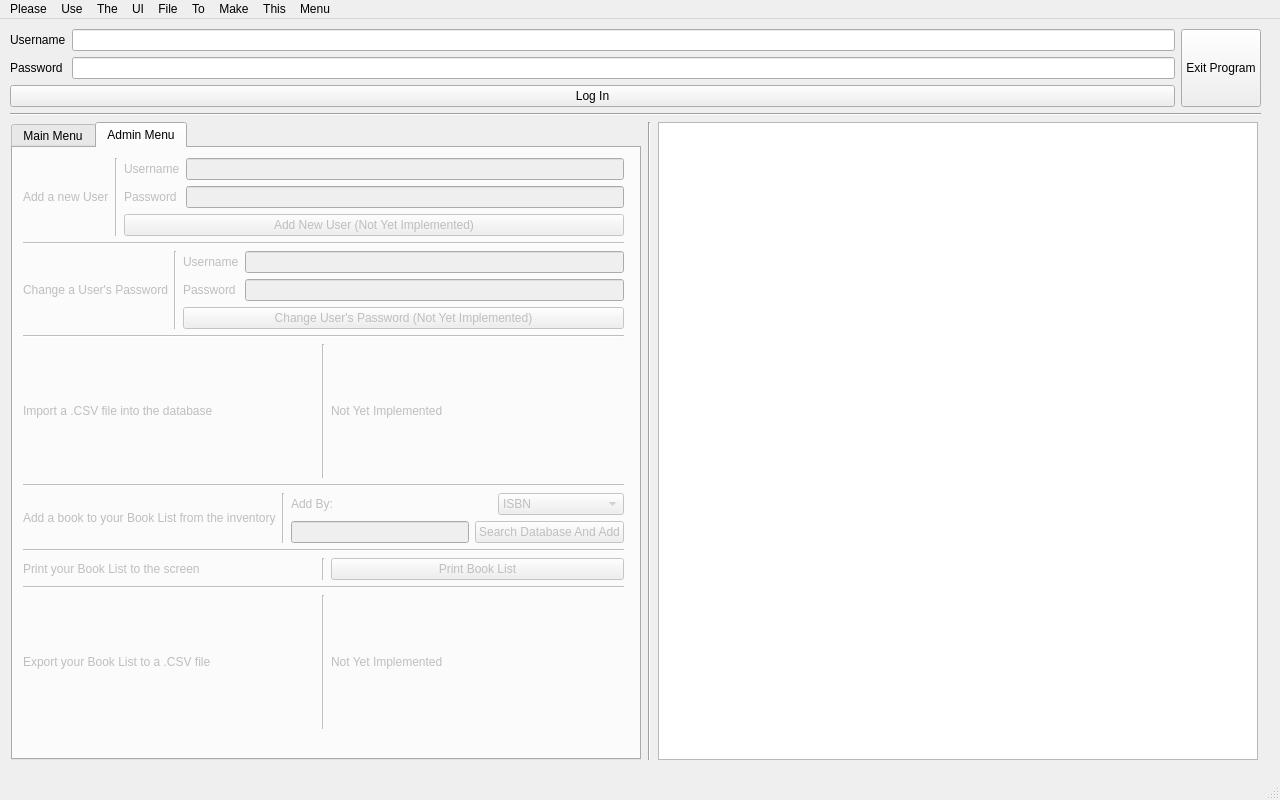
Before: the Qt Designer form BSI/mainwindow.ui in Awsomeman328/CPP2Group4Assignment2BookstoreInventory, drawn with Qt 5.
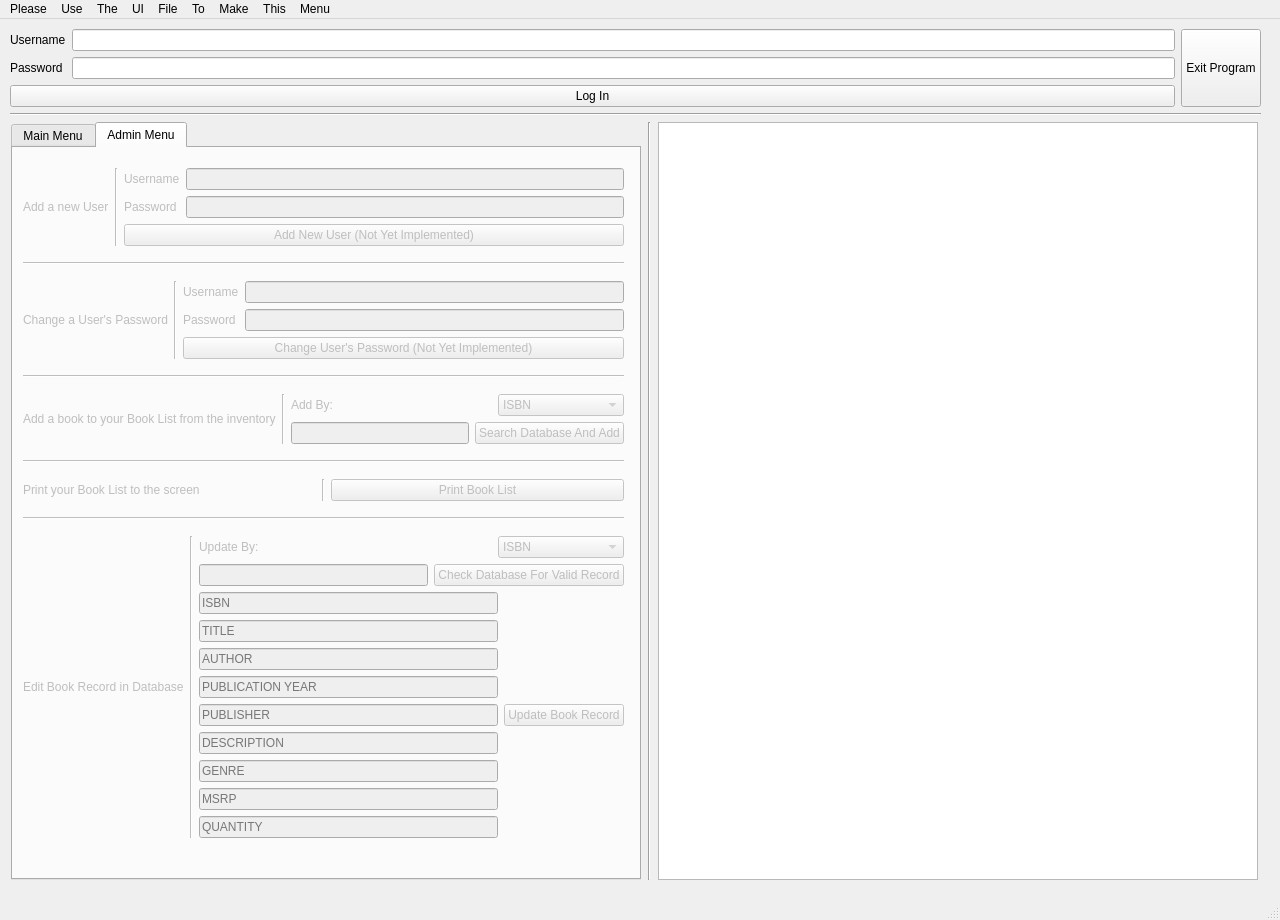
After: the same form once the commit is applied. The open tabs and pages were chosen to show the change.

Commit message: Working on Adding UI Elements for the Features We're Working On

Patch:
```diff
--- a/BSI/mainwindow.ui
+++ b/BSI/mainwindow.ui
@@ -7,7 +7,7 @@
     <x>0</x>
     <y>0</y>
     <width>1280</width>
-    <height>800</height>
+    <height>920</height>
    </rect>
   </property>
   <property name="minimumSize">
@@ -29,7 +29,7 @@
       <x>0</x>
       <y>0</y>
       <width>1271</width>
-      <height>751</height>
+      <height>871</height>
      </rect>
     </property>
     <layout class="QVBoxLayout" name="verticalLayout_2">
@@ -612,7 +612,7 @@
              <x>10</x>
              <y>10</y>
              <width>601</width>
-             <height>571</height>
+             <height>691</height>
             </rect>
            </property>
            <layout class="QVBoxLayout" name="verticalLayout_14">
@@ -760,38 +760,6 @@
               </property>
              </widget>
             </item>
-            <item>
-             <layout class="QHBoxLayout" name="horizontalLayout_29">
-              <item>
-               <widget class="QLabel" name="label_37">
-                <property name="text">
-                 <string>Import a .CSV file into the database</string>
-                </property>
-               </widget>
-              </item>
-              <item>
-               <widget class="Line" name="line_37">
-                <property name="orientation">
-                 <enum>Qt::Vertical</enum>
-                </property>
-               </widget>
-              </item>
-              <item>
-               <widget class="QLabel" name="label_38">
-                <property name="text">
-                 <string>Not Yet Implemented</string>
-                </property>
-               </widget>
-              </item>
-             </layout>
-            </item>
-            <item>
-             <widget class="Line" name="line_38">
-              <property name="orientation">
-               <enum>Qt::Horizontal</enum>
-              </property>
-             </widget>
-            </item>
             <item>
              <layout class="QHBoxLayout" name="horizontalLayout_30">
               <item>
@@ -937,7 +905,7 @@
               <item>
                <widget class="QLabel" name="label_43">
                 <property name="text">
-                 <string>Export your Book List to a .CSV file</string>
+                 <string>Edit Book Record in Database</string>
                 </property>
                </widget>
               </item>
@@ -949,11 +917,196 @@
                </widget>
               </item>
               <item>
-               <widget class="QLabel" name="label_44">
-                <property name="text">
-                 <string>Not Yet Implemented</string>
-                </property>
-               </widget>
+               <layout class="QVBoxLayout" name="verticalLayout_7">
+                <item>
+                 <layout class="QVBoxLayout" name="verticalLayout_24">
+                  <item>
+                   <layout class="QHBoxLayout" name="horizontalLayout_38">
+                    <item>
+                     <widget class="QLabel" name="labelAddBy_3">
+                      <property name="sizePolicy">
+                       <sizepolicy hsizetype="Preferred" vsizetype="Preferred">
+                        <horstretch>0</horstretch>
+                        <verstretch>0</verstretch>
+                       </sizepolicy>
+                      </property>
+                      <property name="text">
+                       <string>Update By: </string>
+                      </property>
+                     </widget>
+                    </item>
+                    <item>
+                     <widget class="QComboBox" name="comboBoxBookListAddBy_2">
+                      <property name="sizePolicy">
+                       <sizepolicy hsizetype="Maximum" vsizetype="Fixed">
+                        <horstretch>0</horstretch>
+                        <verstretch>0</verstretch>
+                       </sizepolicy>
+                      </property>
+                      <property name="currentIndex">
+                       <number>0</number>
+                      </property>
+                      <item>
+                       <property name="text">
+                        <string>ISBN</string>
+                       </property>
+                      </item>
+                      <item>
+                       <property name="text">
+                        <string>Title</string>
+                       </property>
+                      </item>
+                      <item>
+                       <property name="text">
+                        <string>Author</string>
+                       </property>
+                      </item>
+                      <item>
+                       <property name="text">
+                        <string>Publication Year</string>
+                       </property>
+                      </item>
+                      <item>
+                       <property name="text">
+                        <string>Publisher</string>
+                       </property>
+                      </item>
+                      <item>
+                       <property name="text">
+                        <string>MSRP</string>
+                       </property>
+                      </item>
+                      <item>
+                       <property name="text">
+                        <string>Quantity On Hand</string>
+                       </property>
+                      </item>
+                     </widget>
+                    </item>
+                   </layout>
+                  </item>
+                  <item>
+                   <layout class="QHBoxLayout" name="horizontalLayout_39">
+                    <item>
+                     <widget class="QLineEdit" name="lineEditSearchDBAddBookList_2"/>
+                    </item>
+                    <item>
+                     <widget class="QPushButton" name="btnSearchDBAddBookList_2">
+                      <property name="text">
+                       <string>Check Database For Valid Record</string>
+                      </property>
+                     </widget>
+                    </item>
+                   </layout>
+                  </item>
+                 </layout>
+                </item>
+                <item>
+                 <layout class="QHBoxLayout" name="horizontalLayout_2">
+                  <item>
+                   <layout class="QVBoxLayout" name="verticalLayout_5">
+                    <item>
+                     <widget class="QLineEdit" name="lineEditISBNUpdate">
+                      <property name="text">
+                       <string/>
+                      </property>
+                      <property name="placeholderText">
+                       <string>ISBN</string>
+                      </property>
+                     </widget>
+                    </item>
+                    <item>
+                     <widget class="QLineEdit" name="lineEditTITLEUpdate">
+                      <property name="text">
+                       <string/>
+                      </property>
+                      <property name="placeholderText">
+                       <string>TITLE</string>
+                      </property>
+                     </widget>
+                    </item>
+                    <item>
+                     <widget class="QLineEdit" name="lineEditAUTHORUpdate">
+                      <property name="text">
+                       <string/>
+                      </property>
+                      <property name="placeholderText">
+                       <string>AUTHOR</string>
+                      </property>
+                     </widget>
+                    </item>
+                    <item>
+                     <widget class="QLineEdit" name="lineEditYEARUpdate">
+                      <property name="text">
+                       <string/>
+                      </property>
+                      <property name="placeholderText">
+                       <string>PUBLICATION YEAR</string>
+                      </property>
+                     </widget>
+                    </item>
+                    <item>
+                     <widget class="QLineEdit" name="lineEditPUBLISHERUpdate">
+                      <property name="text">
+                       <string/>
+                      </property>
+                      <property name="placeholderText">
+                       <string>PUBLISHER</string>
+                      </property>
+                     </widget>
+                    </item>
+                    <item>
+                     <widget class="QLineEdit" name="lineEditDESCUpdate">
+                      <property name="text">
+                       <string/>
+                      </property>
+                      <property name="placeholderText">
+                       <string>DESCRIPTION</string>
+                      </property>
+                     </widget>
+                    </item>
+                    <item>
+                     <widget class="QLineEdit" name="lineEditGENREUpdate">
+                      <property name="text">
+                       <string/>
+                      </property>
+                      <property name="placeholderText">
+                       <string>GENRE</string>
+                      </property>
+                     </widget>
+                    </item>
+                    <item>
+                     <widget class="QLineEdit" name="lineEditMSRPUpdate">
+                      <property name="text">
+                       <string/>
+                      </property>
+                      <property name="placeholderText">
+                       <string>MSRP</string>
+                      </property>
+                     </widget>
+                    </item>
+                    <item>
+                     <widget class="QLineEdit" name="lineEditQUANTITYUpdate">
+                      <property name="text">
+                       <string/>
+                      </property>
+                      <property name="placeholderText">
+                       <string>QUANTITY</string>
+                      </property>
+                     </widget>
+                    </item>
+                   </layout>
+                  </item>
+                  <item>
+                   <widget class="QPushButton" name="pushButtonUpdateBookRecord">
+                    <property name="text">
+                     <string>Update Book Record</string>
+                    </property>
+                   </widget>
+                  </item>
+                 </layout>
+                </item>
+               </layout>
               </item>
              </layout>
             </item>
```
Left out of the diff: 117 changed lines with no effect on the pictures. The commit also changes 5 other files.
